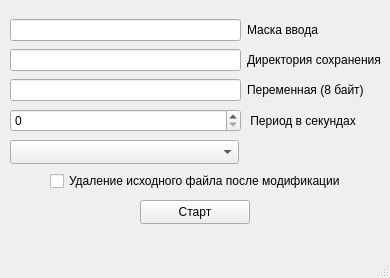
First picture: the form in mainwindow.ui, repository vanuuta/Modifier, before the edit.
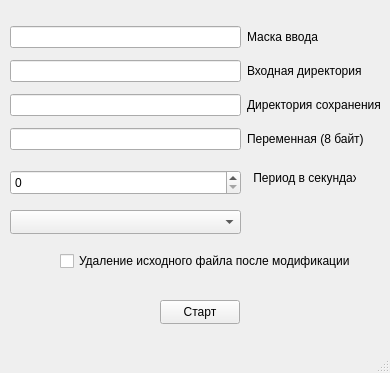
Second picture: the form after the edit.

```diff
--- a/mainwindow.ui
+++ b/mainwindow.ui
@@ -7,7 +7,7 @@
     <x>0</x>
     <y>0</y>
     <width>390</width>
-    <height>278</height>
+    <height>373</height>
    </rect>
   </property>
   <property name="windowTitle">
@@ -18,8 +18,8 @@
     <property name="geometry">
      <rect>
       <x>10</x>
-      <y>140</y>
-      <width>229</width>
+      <y>210</y>
+      <width>231</width>
       <height>24</height>
      </rect>
     </property>
@@ -27,9 +27,9 @@
    <widget class="QPushButton" name="pushButton">
     <property name="geometry">
      <rect>
-      <x>140</x>
-      <y>200</y>
-      <width>110</width>
+      <x>160</x>
+      <y>300</y>
+      <width>80</width>
       <height>24</height>
      </rect>
     </property>
@@ -40,9 +40,9 @@
    <widget class="QCheckBox" name="checkBox">
     <property name="geometry">
      <rect>
-      <x>50</x>
-      <y>170</y>
-      <width>291</width>
+      <x>60</x>
+      <y>250</y>
+      <width>293</width>
       <height>22</height>
      </rect>
     </property>
@@ -50,57 +50,79 @@
      <string>Удаление исходного файла после модификации</string>
     </property>
    </widget>
+   <widget class="QSpinBox" name="spinBox">
+    <property name="geometry">
+     <rect>
+      <x>10</x>
+      <y>170</y>
+      <width>231</width>
+      <height>25</height>
+     </rect>
+    </property>
+    <property name="maximum">
+     <number>999999</number>
+    </property>
+   </widget>
+   <widget class="QLabel" name="label_4">
+    <property name="geometry">
+     <rect>
+      <x>250</x>
+      <y>170</y>
+      <width>106</width>
+      <height>16</height>
+     </rect>
+    </property>
+    <property name="text">
+     <string> Период в секундах</string>
+    </property>
+   </widget>
    <widget class="QWidget" name="">
     <property name="geometry">
      <rect>
       <x>10</x>
-      <y>17</y>
+      <y>20</y>
       <width>371</width>
-      <height>117</height>
+      <height>138</height>
      </rect>
     </property>
     <layout class="QGridLayout" name="gridLayout">
-     <item row="1" column="1">
-      <widget class="QLabel" name="label_2">
+     <item row="0" column="1">
+      <widget class="QLabel" name="label">
        <property name="text">
-        <string>Директория сохранения</string>
+        <string>Маска ввода</string>
        </property>
       </widget>
      </item>
-     <item row="2" column="0">
-      <widget class="QLineEdit" name="lineEdit_3"/>
-     </item>
      <item row="0" column="0">
       <widget class="QLineEdit" name="lineEdit"/>
      </item>
-     <item row="2" column="1">
+     <item row="2" column="0">
+      <widget class="QLineEdit" name="lineEdit_2"/>
+     </item>
+     <item row="3" column="1">
       <widget class="QLabel" name="label_3">
        <property name="text">
         <string>Переменная (8 байт)</string>
        </property>
       </widget>
      </item>
-     <item row="1" column="0">
-      <widget class="QLineEdit" name="lineEdit_2"/>
-     </item>
-     <item row="0" column="1">
-      <widget class="QLabel" name="label">
+     <item row="2" column="1">
+      <widget class="QLabel" name="label_2">
        <property name="text">
-        <string>Маска ввода</string>
+        <string>Директория сохранения</string>
        </property>
       </widget>
      </item>
      <item row="3" column="0">
-      <widget class="QSpinBox" name="spinBox">
-       <property name="maximum">
-        <number>999999</number>
-       </property>
-      </widget>
+      <widget class="QLineEdit" name="lineEdit_3"/>
      </item>
-     <item row="3" column="1">
-      <widget class="QLabel" name="label_4">
+     <item row="1" column="0">
+      <widget class="QLineEdit" name="lineEdit_4"/>
+     </item>
+     <item row="1" column="1">
+      <widget class="QLabel" name="label_5">
        <property name="text">
-        <string> Период в секундах</string>
+        <string>Входная директория</string>
        </property>
       </widget>
      </item>
```
